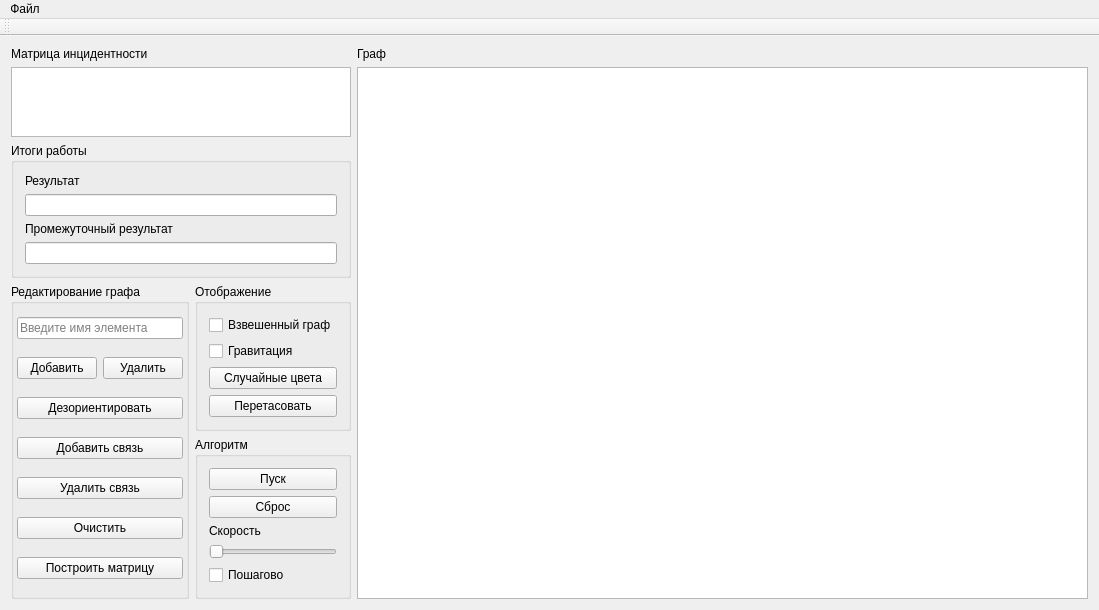
Qt form Algorithms/L3/mainwindow.ui (SqrtMinusOne/SEM3_LABS) before a commit.
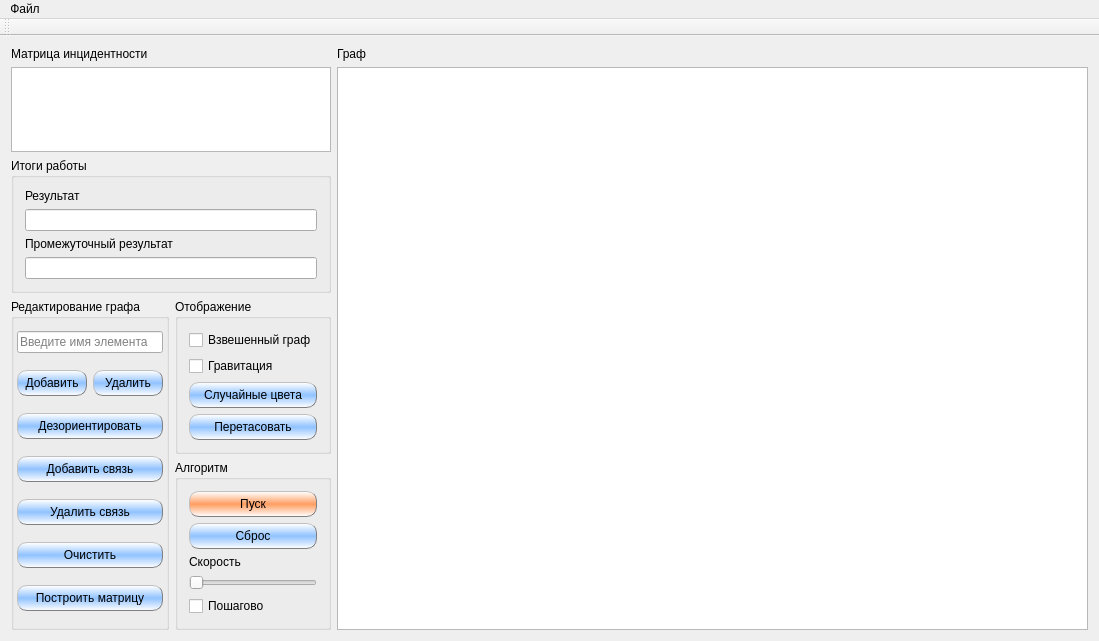
The same form after that commit.

Commit message: Saving with positions, cool buttons

```diff
--- a/Algorithms/L3/mainwindow.ui
+++ b/Algorithms/L3/mainwindow.ui
@@ -7,12 +7,27 @@
     <x>0</x>
     <y>0</y>
     <width>1099</width>
-    <height>610</height>
+    <height>641</height>
    </rect>
   </property>
   <property name="windowTitle">
    <string>Лабораторная работа 2</string>
   </property>
+  <property name="styleSheet">
+   <string notr="true">QPushButton
+{
+	background:qlineargradient(spread:reflect, x1:0.506, y1:0.506136, x2:0.505682, y2:1, stop:0 rgba(144, 194, 255, 255), stop:1 rgba(255, 255, 255, 255));
+    border-style: outset;
+    border-width: 1px;
+    border-radius: 10px;
+    border-color: gray;
+    padding: 5px;
+}
+QPushButton:pressed
+{
+	background: qlineargradient(spread:reflect, x1:0.506, y1:0.506136, x2:0.511364, y2:0.989, stop:0 rgba(85, 85, 255, 255), stop:1 rgba(144, 194, 255, 255));
+}</string>
+  </property>
   <widget class="QWidget" name="centralWidget">
    <layout class="QHBoxLayout" name="horizontalLayout_2" stretch="2,5">
     <item>
@@ -122,6 +137,9 @@
              </property>
              <item>
               <widget class="QPushButton" name="addNodeButton">
+               <property name="styleSheet">
+                <string notr="true"/>
+               </property>
                <property name="text">
                 <string>Добавить</string>
                </property>
@@ -224,6 +242,17 @@
              </property>
              <item>
               <widget class="QPushButton" name="pushButton">
+               <property name="styleSheet">
+                <string notr="true">QPushButton
+{
+background: qlineargradient(spread:reflect, x1:0.506, y1:0.506136, x2:0.505682, y2:1, stop:0 rgba(255, 157, 97, 255), stop:1 rgba(255, 255, 255, 255));
+}
+QPushButton:pressed
+{
+background: qlineargradient(spread:reflect, x1:0.506, y1:0.506136, x2:0.505682, y2:1, stop:0 rgba(255, 85, 0, 255), stop:1 rgba(255, 157, 97, 255));
+}
+</string>
+               </property>
                <property name="text">
                 <string>Пуск</string>
                </property>
```
Left out of the diff: 6 changed lines with no effect on the pictures. The commit also changes 9 other files.
